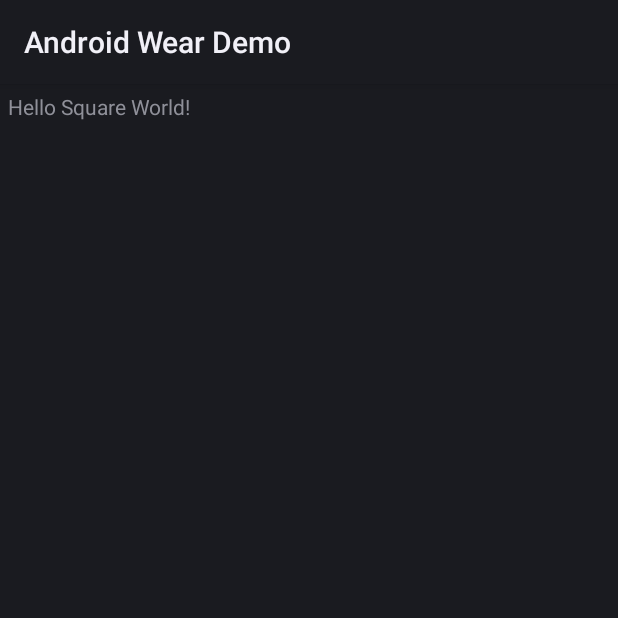
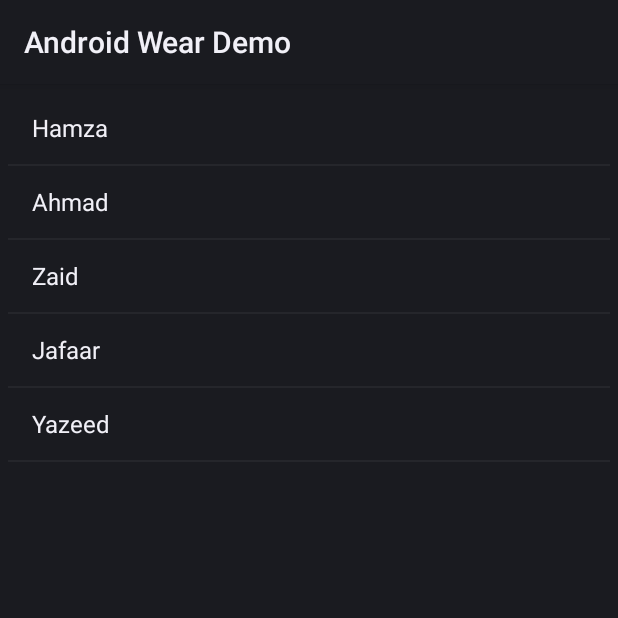
Before and after one commit to hamze-ibraheem/AndroidWearDemo, an Android app: the screen it shows after launch (MainActivity), on a phone screen of 412 x 824 dp, the top half of it. Run offline under Robolectric (Android 15) with nearby library versions, the phone set to English and light mode, and no system bars; plain views replace BoxInsetLayout.

Commit message:
finish the demo

```diff
--- a/app/src/main/java/com/taskfoundation/androidweardemo/MainActivity.java
+++ b/app/src/main/java/com/taskfoundation/androidweardemo/MainActivity.java
@@ -3,13 +3,18 @@ package com.taskfoundation.androidweardemo;
 import android.app.Activity;
 import android.os.Bundle;
 import android.util.Log;
+import android.view.View;
+import android.widget.AdapterView;
+import android.widget.ArrayAdapter;
+import android.widget.ListView;
 import android.widget.TextView;
+import android.widget.Toast;
 
 import com.taskfoundation.androidweardemo.databinding.ActivityMainBinding;
 
 public class MainActivity extends Activity {
 
-    private TextView mTextView;
+    private ListView listView;
     private ActivityMainBinding binding;
 
     @Override
@@ -19,12 +24,25 @@ public class MainActivity extends Activity {
         binding = ActivityMainBinding.inflate(getLayoutInflater());
         setContentView(binding.getRoot());
 
-        mTextView = binding.text;
+        listView = binding.listView;
 
         if (getResources().getConfiguration().isScreenRound()) {
             Log.i("Device", "Round");
         } else {
             Log.i("Device", "Square");
         }
+
+        String[] names = {"Hamza", "Ahmad", "Zaid", "Jafaar", "Yazeed"};
+
+        ArrayAdapter adapter = new ArrayAdapter(this, android.R.layout.simple_list_item_1, names);
+
+        listView.setAdapter(adapter);
+
+        listView.setOnItemClickListener(new AdapterView.OnItemClickListener() {
+            @Override
+            public void onItemClick(AdapterView<?> parent, View view, int position, long id) {
+                Toast.makeText(getApplicationContext(), "name is: " + names[position], Toast.LENGTH_LONG).show();
+            }
+        });
     }
 }
--- a/app/src/main/res/layout/activity_main.xml
+++ b/app/src/main/res/layout/activity_main.xml
@@ -14,11 +14,11 @@
         android:padding="@dimen/inner_frame_layout_padding"
         app:layout_boxedEdges="all">
 
-        <TextView
-            android:id="@+id/text"
-            android:layout_width="wrap_content"
-            android:layout_height="wrap_content"
-            android:text="@string/hello_world" />
-
+        <ListView
+            android:id="@+id/list_view"
+            tools:listitem="@android:layout/activity_list_item"
+            android:layout_width="match_parent"
+            android:layout_height="match_parent"
+            android:layout_gravity="center"/>
     </FrameLayout>
 </androidx.wear.widget.BoxInsetLayout>
```
